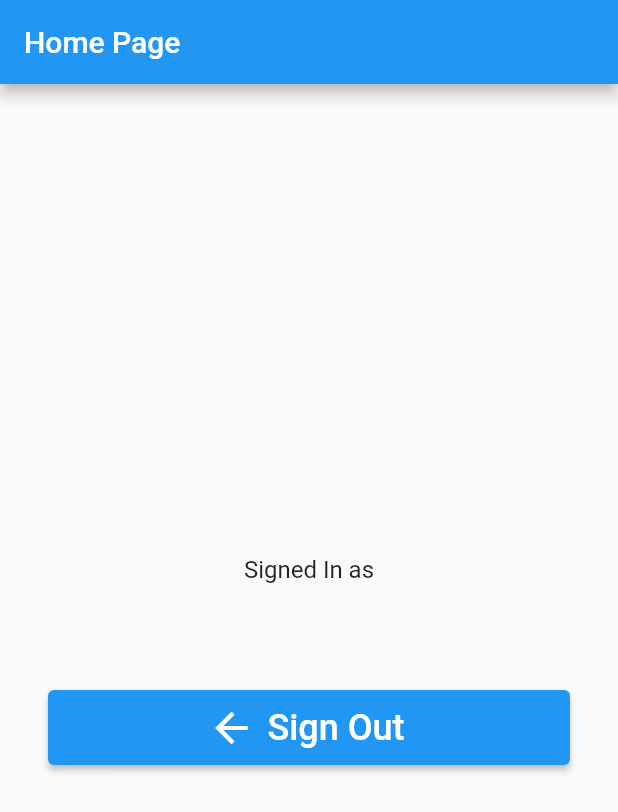
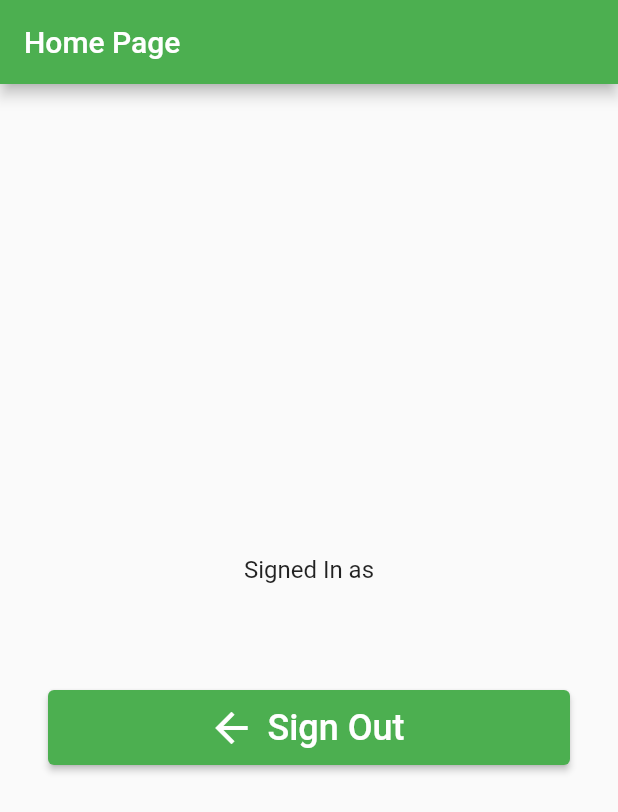
Before and after one commit to Xuan-Yi/NTU-Food-Map, a Flutter app: the screen it shows once a user with an empty profile is signed in, on a phone screen of 412 x 824 dp. Shown: the top 812 px of the screen. Run offline on Flutter 3.47's test engine with Material 2 defaults, Android fonts, the phone set to English and light mode, and no system bars; our stand-ins replace email_validator, firebase_auth, firebase_core, google_fonts; accounts and stored records are empty; network calls fail.

Commit message:
forgot password & signup email verification

```diff
--- a/lib/signup_widget.dart
+++ b/lib/components/signup_widget.dart
@@ -1,12 +1,11 @@
-import 'package:NTUFoodMap/main.dart';
+import 'package:ntu_food_map/main.dart';
 import 'package:email_validator/email_validator.dart';
 import 'package:flutter/foundation.dart';
 import 'package:flutter/gestures.dart';
 import 'package:flutter/material.dart';
 import 'package:google_fonts/google_fonts.dart';
 import 'package:firebase_auth/firebase_auth.dart';
-
-import 'utils.dart';
+import 'package:ntu_food_map/components/utils.dart';
 
 class SignUpWidget extends StatefulWidget {
   final VoidCallback onClickedSignIn;
--- a/lib/auth_page.dart
+++ b/lib/containers/auth_page.dart
@@ -1,7 +1,7 @@
 import 'package:flutter/material.dart';
 
-import 'login_widget.dart';
-import 'signup_widget.dart';
+import '../components/login_widget.dart';
+import '../components/signup_widget.dart';
 
 class AuthPage extends StatefulWidget {
   const AuthPage({super.key});
--- a/lib/home_page.dart
+++ b/lib/containers/home_page.dart
@@ -15,6 +15,7 @@ class _HomePageState extends State<HomePage> {
     return Scaffold(
       appBar: AppBar(
         title: const Text('Home Page'),
+        backgroundColor: Colors.green,
       ),
       body: Padding(
         padding: const EdgeInsets.all(32),
@@ -34,6 +35,7 @@ class _HomePageState extends State<HomePage> {
             ElevatedButton.icon(
               style: ElevatedButton.styleFrom(
                 minimumSize: const Size.fromHeight(50),
+                backgroundColor: Colors.green,
               ),
               icon: const Icon(Icons.arrow_back, size: 32),
               label: const Text(
--- /dev/null
+++ b/lib/containers/verify_email_page.dart
@@ -0,0 +1,117 @@
+import 'dart:async';
+
+import 'package:ntu_food_map/containers/home_page.dart';
+import 'package:ntu_food_map/main.dart';
+import 'package:ntu_food_map/components/utils.dart';
+import 'package:email_validator/email_validator.dart';
+import 'package:flutter/foundation.dart';
+import 'package:flutter/gestures.dart';
+import 'package:flutter/material.dart';
+import 'package:google_fonts/google_fonts.dart';
+import 'package:firebase_auth/firebase_auth.dart';
+
+class VerifyEmailPage extends StatefulWidget {
+  const VerifyEmailPage({super.key});
+
+  @override
+  State<VerifyEmailPage> createState() => _VerifyEmailPageState();
+}
+
+class _VerifyEmailPageState extends State<VerifyEmailPage> {
+  bool isEmailVerified = false;
+  bool canResendEmail = false;
+  Timer? timer;
+
+  @override
+  void initState() {
+    super.initState();
+
+    isEmailVerified = FirebaseAuth.instance.currentUser!.emailVerified;
+
+    if (!isEmailVerified) {
+      sendVerificationEmail();
+
+      timer = Timer.periodic(
+        const Duration(seconds: 3),
+        (_) => checkEmailVerified(),
+      );
+    }
+  }
+
+  @override
+  void dispose() {
+    timer?.cancel();
+
+    super.dispose();
+  }
+
+  Future checkEmailVerified() async {
+    // call after email verification!
+    await FirebaseAuth.instance.currentUser!.reload();
+
+    setState(() {
+      isEmailVerified = FirebaseAuth.instance.currentUser!.emailVerified;
+    });
+
+    if (isEmailVerified) timer?.cancel();
+  }
+
+  Future sendVerificationEmail() async {
+    try {
+      final user = FirebaseAuth.instance.currentUser!;
+      await user.sendEmailVerification();
+
+      setState(() => canResendEmail = false);
+      await Future.delayed(const Duration(seconds: 5));
+      setState(() => canResendEmail = true);
+    } catch (e) {
+      Utils.showSnackBar(e.toString());
+    }
+  }
+
+  @override
+  Widget build(BuildContext context) => isEmailVerified
+      ? const HomePage()
+      : Scaffold(
+          appBar: AppBar(
+            backgroundColor: Colors.green,
+            title: const Text('Verify Email'),
+          ),
+          body: Padding(
+            padding: const EdgeInsets.all(16),
+            child: Column(
+              mainAxisAlignment: MainAxisAlignment.center,
+              children: [
+                const Text('A verification email has been sent to your email.',
+                    style: TextStyle(fontSize: 20),
+                    textAlign: TextAlign.center),
+                const SizedBox(height: 24),
+                // Resend email
+                ElevatedButton.icon(
+                  style: ElevatedButton.styleFrom(
+                    minimumSize: const Size.fromHeight(50),
+                    backgroundColor: Colors.green,
+                  ),
+                  icon: const Icon(Icons.email, size: 32),
+                  label: const Text(
+                    'Resent Email',
+                    style: TextStyle(fontSize: 24),
+                  ),
+                  onPressed: canResendEmail ? sendVerificationEmail : null,
+                ),
+                const SizedBox(height: 8),
+                // Cancel
+                TextButton(
+                  style: ElevatedButton.styleFrom(
+                      minimumSize: const Size.fromHeight(50)),
+                  child: const Text(
+                    'Cancel',
+                    style: TextStyle(fontSize: 24, color: Colors.green),
+                  ),
+                  onPressed: () => FirebaseAuth.instance.signOut(),
+                )
+              ],
+            ),
+          ),
+        );
+}
--- a/lib/main.dart
+++ b/lib/main.dart
@@ -2,9 +2,10 @@ import 'package:firebase_auth/firebase_auth.dart'; // Fire base Auth
 import 'package:firebase_core/firebase_core.dart'; // Firebase Core
 // import 'package:cloud_firestore/cloud_firestore.dart'; // Firebase Database
 
-import 'home_page.dart';
-import 'auth_page.dart';
-import 'utils.dart';
+import 'containers/home_page.dart';
+import 'containers/auth_page.dart';
+import 'components/utils.dart';
+import 'containers/verify_email_page.dart';
 import 'package:flutter/material.dart';
 
 final navigatorKey = GlobalKey<NavigatorState>();
@@ -35,7 +36,7 @@ class MainApp extends StatelessWidget {
             } else if (snapshot.hasError) {
               return const Center(child: Text('Something went wrong!'));
             } else if (snapshot.hasData) {
-              return const HomePage();
+              return const VerifyEmailPage();
             } else {
               return const AuthPage();
             }
--- a/pubspec.yaml
+++ b/pubspec.yaml
@@ -1,4 +1,4 @@
-name: NTUFoodMap
+name: ntu_food_map
 description: A new Flutter project.
 
 # The following line prevents the package from being accidentally published to
```
Also changed, not shown: lib/components/login_widget.dart (renamed from lib/login_widget.dart, +22 -2 lines), lib/containers/forgot_password_page.dart (added, +137 -0 lines), lib/components/utils.dart (renamed from lib/utils.dart), 1 other file.
